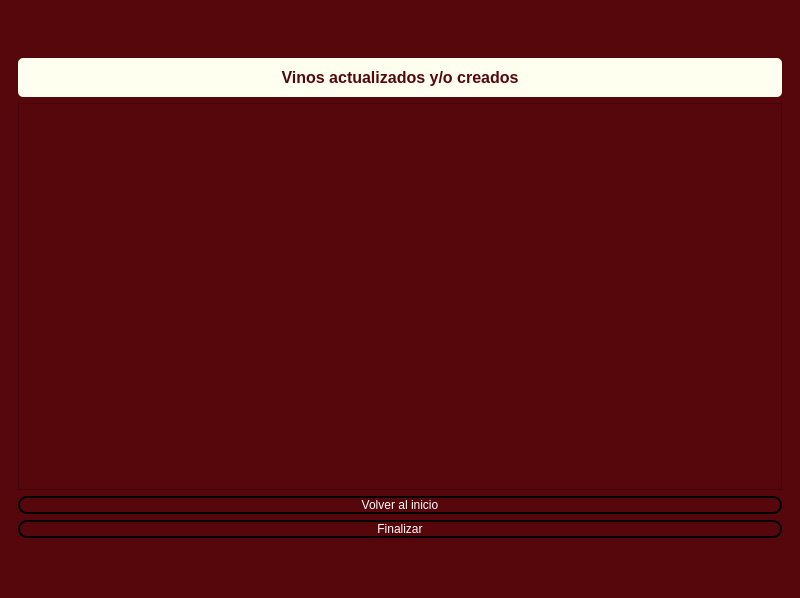
FranciscoSaggiorato1/ppai_bonvino, file Interfaz/interfazDiseño.ui: the form before one commit.
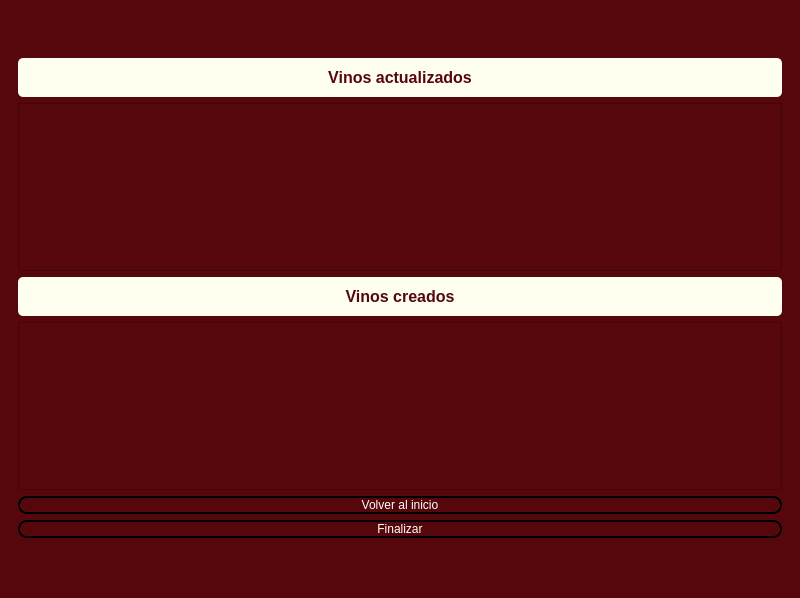
The form after the commit. The open tabs and pages were chosen to show the change. Icons and pictures are not drawn.

Commit message: Modificaciones a base.py y creacion de 2 tablas en la interfaz

What changed in the file:
```diff
--- a/Interfaz/interfazDiseño.ui
+++ b/Interfaz/interfazDiseño.ui
@@ -244,7 +244,7 @@
            </string>
           </property>
           <property name="text">
-           <string>Vinos actualizados y/o creados</string>
+           <string>Vinos actualizados</string>
           </property>
           <property name="alignment">
            <set>Qt::AlignCenter</set>
@@ -252,7 +252,61 @@
          </widget>
         </item>
         <item>
-         <widget class="QTableWidget" name="tableVino">
+         <widget class="QTableWidget" name="tableVinoActualizados">
+          <property name="sizePolicy">
+           <sizepolicy hsizetype="Expanding" vsizetype="Expanding">
+            <horstretch>50</horstretch>
+            <verstretch>50</verstretch>
+           </sizepolicy>
+          </property>
+          <property name="styleSheet">
+           <string notr="true">
+            background-color: rgb(69, 5, 9);
+            color: rgb(255, 255, 240);
+            QHeaderView::section {
+              color: rgb(255, 255, 240);
+              background-color: rgb(255, 255, 240);
+            }
+            QTableWidgetItem::setData(Qt::BackgroundRole,Qt::grey)
+           </string>
+          </property>
+          <property name="verticalScrollBarPolicy">
+           <enum>Qt::ScrollBarAsNeeded</enum>
+          </property>
+          <property name="horizontalScrollBarPolicy">
+           <enum>Qt::ScrollBarAlwaysOff</enum>
+          </property>
+         </widget>
+        </item>
+        <item>
+         <widget class="QLabel" name="label_3">
+          <property name="sizePolicy">
+           <sizepolicy hsizetype="Preferred" vsizetype="Preferred">
+            <horstretch>0</horstretch>
+            <verstretch>0</verstretch>
+           </sizepolicy>
+          </property>
+          <property name="styleSheet">
+           <string notr="true">
+            color: rgb(86, 7, 12);
+            background-color: rgb(255, 255, 240);
+            font-family: &quot;montserrat&quot;, Times, serif;
+            font-size: 16px;
+            font-weight: bold;
+            border-radius: 5px;
+            padding: 10px;
+           </string>
+          </property>
+          <property name="text">
+           <string>Vinos creados</string>
+          </property>
+          <property name="alignment">
+           <set>Qt::AlignCenter</set>
+          </property>
+         </widget>
+        </item>
+        <item>
+         <widget class="QTableWidget" name="tableVinoCreados">
           <property name="sizePolicy">
            <sizepolicy hsizetype="Expanding" vsizetype="Expanding">
             <horstretch>50</horstretch>
```
The commit also changes 2 other files.
